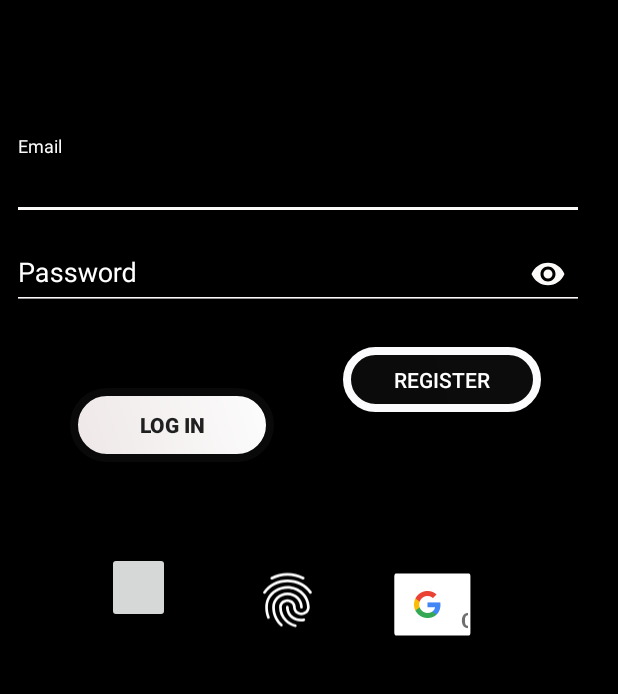
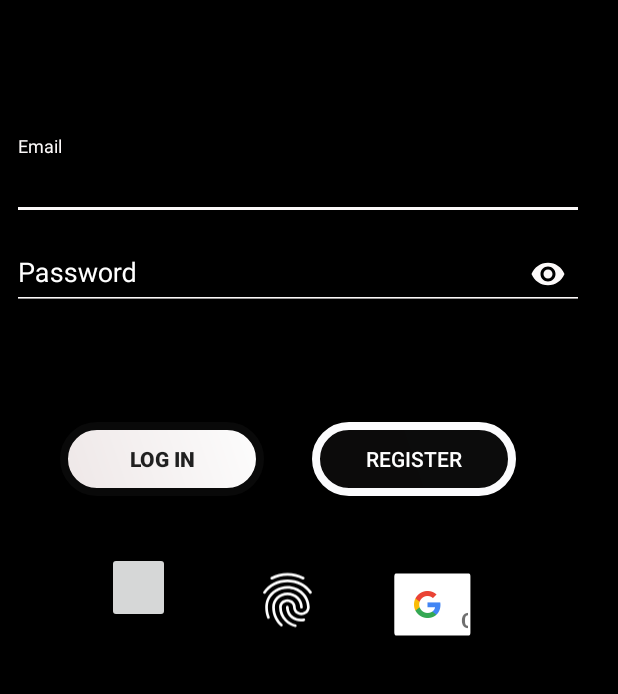
Before and after one commit to cv14/5tly, an Android app: the screen it shows after launch (MainActivity), on a phone screen of 412 x 824 dp, the part 542-1236 px from its top. Run offline under Robolectric (Android 15) with nearby library versions, the phone set to English and light mode, and no system bars; plain views replace LoginButton.

Commit message:
commit test

```diff
--- a/app/src/main/java/com/five/spaudyal/a5tly/MainActivity.java
+++ b/app/src/main/java/com/five/spaudyal/a5tly/MainActivity.java
@@ -51,8 +51,7 @@ public class MainActivity extends AppCompatActivity {
 
 
     }
-    //new comment to test commit
-    //commit test again
+
 
     //method that opens up the swipeSceen
     protected void openSwipeScreen(){
--- a/app/src/main/res/layout/activity_main.xml
+++ b/app/src/main/res/layout/activity_main.xml
@@ -48,10 +48,9 @@
             android:id="@+id/input_email"
             android:layout_width="match_parent"
             android:layout_height="wrap_content"
+            android:imeOptions="actionNext"
             android:inputType="textEmailAddress"
-            android:textColor="@color/colorWhite"
-            android:imeOptions="actionNext">
-        </android.support.design.widget.TextInputEditText>
+            android:textColor="@color/colorWhite"></android.support.design.widget.TextInputEditText>
     </android.support.design.widget.TextInputLayout>
 
     <!-- password Label -->
@@ -62,25 +61,24 @@
         android:layout_marginTop="8dp"
         android:layout_marginEnd="8dp"
         android:layout_marginBottom="8dp"
+        android:hint="@string/password"
+        android:textColorHint="@color/colorWhite"
         app:layout_constraintBottom_toBottomOf="parent"
         app:layout_constraintEnd_toEndOf="parent"
         app:layout_constraintHorizontal_bias="0.0"
         app:layout_constraintStart_toStartOf="parent"
         app:layout_constraintTop_toTopOf="parent"
         app:layout_constraintVertical_bias="0.684"
-        android:hint="@string/password"
-        android:textColorHint="@color/colorWhite"
         app:passwordToggleEnabled="true"
-        app:passwordToggleTint="@color/colorAccent"
-        >
+        app:passwordToggleTint="@color/colorAccent">
 
         <android.support.design.widget.TextInputEditText
             android:id="@+id/input_password"
             android:layout_width="match_parent"
             android:layout_height="wrap_content"
+            android:imeOptions="actionDone"
             android:inputType="textPassword"
-            android:textColor="@color/colorWhite"
-            android:imeOptions="actionDone"/>
+            android:textColor="@color/colorWhite" />
     </android.support.design.widget.TextInputLayout>
 
 
@@ -89,38 +87,31 @@
         android:layout_width="136dp"
         android:layout_height="49dp"
         android:layout_marginStart="8dp"
-        android:layout_marginTop="8dp"
-        android:layout_marginEnd="8dp"
         android:layout_marginBottom="132dp"
         android:background="@drawable/buttonshapedcolor"
         android:padding="12dp"
-        android:text="Log in"
+        android:text="@string/log_in"
         android:textStyle="bold"
         app:layout_constraintBottom_toBottomOf="parent"
         app:layout_constraintEnd_toStartOf="@+id/link_signup"
-        app:layout_constraintStart_toStartOf="parent"
-        app:layout_constraintTop_toBottomOf="@+id/imageView2"
-        app:layout_constraintVertical_bias="0.917" />
+        app:layout_constraintHorizontal_bias="0.5"
+        app:layout_constraintStart_toStartOf="parent" />
 
 
     <Button
         android:id="@+id/link_signup"
-        android:layout_width="132dp"
-        android:layout_height="43dp"
-        android:layout_marginStart="8dp"
-        android:layout_marginTop="8dp"
-        android:layout_marginEnd="8dp"
-        android:layout_marginBottom="8dp"
+        android:layout_width="136dp"
+        android:layout_height="49dp"
+        android:layout_marginEnd="36dp"
+        android:layout_marginBottom="132dp"
         android:background="@drawable/buttonshapedcolor2"
         android:padding="12dp"
         android:text="@string/register"
         android:textColor="@color/colorWhite"
         app:layout_constraintBottom_toBottomOf="parent"
         app:layout_constraintEnd_toEndOf="parent"
-        app:layout_constraintHorizontal_bias="0.836"
-        app:layout_constraintStart_toStartOf="parent"
-        app:layout_constraintTop_toBottomOf="@+id/imageView2"
-        app:layout_constraintVertical_bias="0.553" />
+        app:layout_constraintHorizontal_bias="0.5"
+        app:layout_constraintStart_toEndOf="@+id/email_login_button" />
 
     <com.facebook.login.widget.LoginButton
         android:id="@+id/facebook_login_button"
@@ -179,5 +170,12 @@
         app:layout_constraintTop_toTopOf="parent"
         app:layout_constraintVertical_bias="0.965" />
 
+    <android.support.constraint.Guideline
+        android:id="@+id/guideline"
+        android:layout_width="wrap_content"
+        android:layout_height="wrap_content"
+        android:orientation="horizontal"
+        app:layout_constraintGuide_end="181dp" />
+
 
 </android.support.constraint.ConstraintLayout>
--- a/app/src/main/res/values/strings.xml
+++ b/app/src/main/res/values/strings.xml
@@ -5,4 +5,5 @@
     <string name="email">Email</string>
     <string name="password">Password</string>
     <string name="register">Register</string>
+    <string name="log_in">Log in</string>
 </resources>
```
